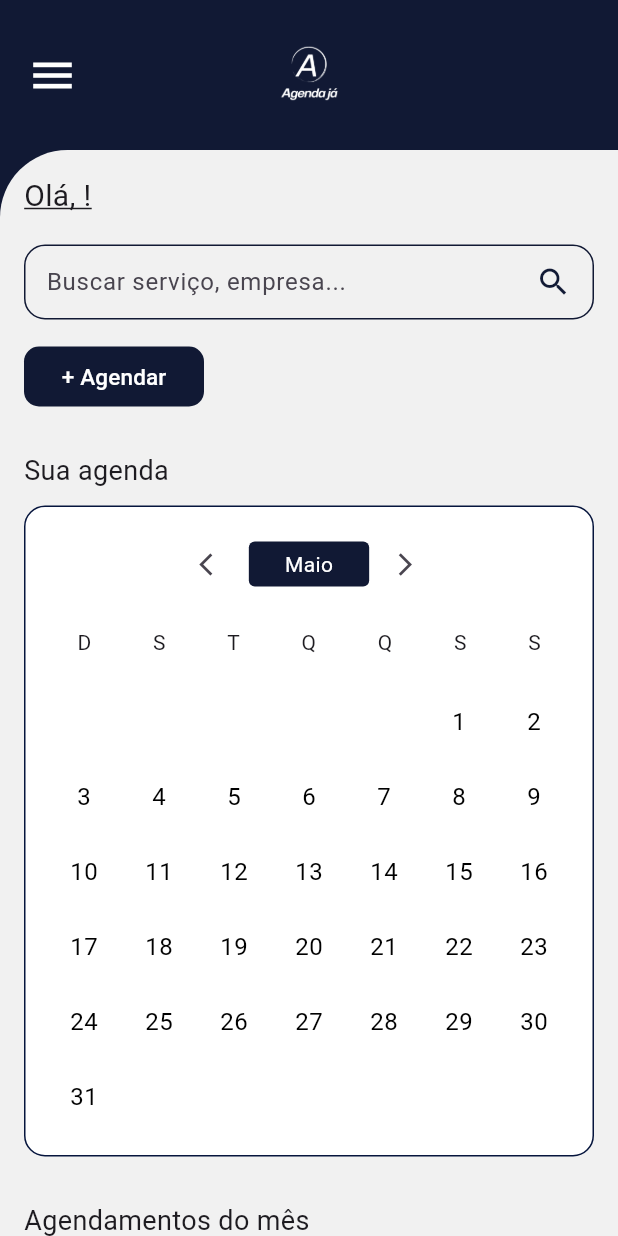
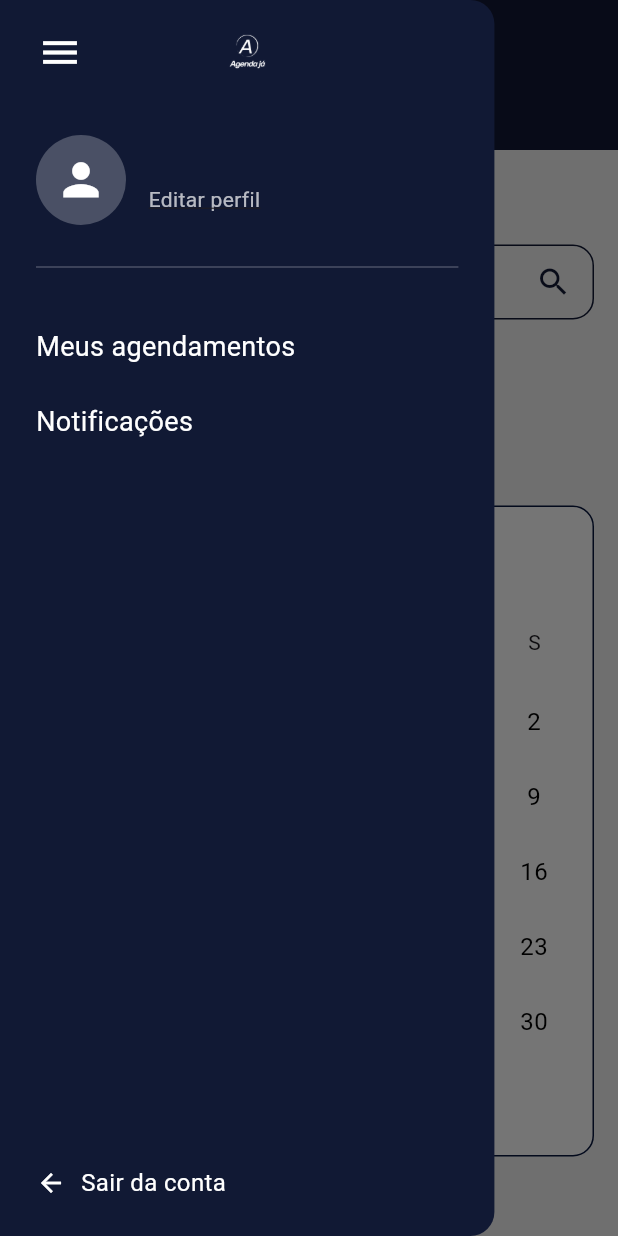
Before and after one commit to SamuVortmann/PI3-AgendaJa, a Flutter app: the HomeClientePage screen opened directly with empty values, with the side drawer open (before the commit the screen has no drawer), on a phone screen of 412 x 824 dp. Run offline on Flutter 3.47's test engine with Material 3 defaults, Android fonts, the phone set to English and light mode, and no system bars.

Commit message:
menu criado

```diff
--- a/agenda-ja/lib/pages/homecliente.dart
+++ b/agenda-ja/lib/pages/homecliente.dart
@@ -1,4 +1,5 @@
 import 'package:flutter/material.dart';
+import 'menu.dart'; // Importante importar o arquivo do menu
 
 class HomeClientePage extends StatefulWidget {
   final String nome;
@@ -13,6 +14,9 @@ class HomeClientePage extends StatefulWidget {
 }
 
 class _HomeClientePageState extends State<HomeClientePage> {
+  // GlobalKey para controlar o Scaffold e abrir o Drawer manualmente
+  final GlobalKey<ScaffoldState> _scaffoldKey = GlobalKey<ScaffoldState>();
+
   int mesAtual = DateTime.now().month - 1;
 
   final List<String> meses = [
@@ -55,7 +59,12 @@ class _HomeClientePageState extends State<HomeClientePage> {
   @override
   Widget build(BuildContext context) {
     return Scaffold(
-      backgroundColor: const Color(0xFF111934), // Fundo azul escuro
+      key: _scaffoldKey, // Atribui a chave ao Scaffold
+      backgroundColor: const Color(0xFF111934),
+
+      // ADICIONANDO O MENU LATERAL
+      drawer: MenuCliente(nome: widget.nome),
+
       body: SafeArea(
         child: LayoutBuilder(
           builder: (context, constraints) {
@@ -69,28 +78,35 @@ class _HomeClientePageState extends State<HomeClientePage> {
                     // NAVBAR (Fundo Azul)
                     Container(
                       width: double.infinity,
-                      height: 100, // Altura fixa para a navbar
+                      height: 100,
                       padding: const EdgeInsets.symmetric(horizontal: 18),
                       color: const Color(0xFF111934),
                       child: Row(
                         mainAxisAlignment: MainAxisAlignment.spaceBetween,
                         children: [
-                          const Icon(Icons.menu, color: Colors.white, size: 34),
-                          // Caso a imagem não carregue no seu ambiente de teste, use um Placeholder ou verifique o caminho
-                          Image.asset('assets/logo.png',
-                              width: 80,
-                              errorBuilder: (context, error, stackTrace) =>
-                                  const Icon(Icons.image, color: Colors.white)),
+                          // ÍCONE DE MENU QUE ABRE O DRAWER
+                          IconButton(
+                            onPressed: () {
+                              _scaffoldKey.currentState?.openDrawer();
+                            },
+                            icon: const Icon(Icons.menu,
+                                color: Colors.white, size: 34),
+                          ),
+
+                          Image.asset(
+                            'assets/logo.png',
+                            width: 80,
+                            errorBuilder: (context, error, stackTrace) =>
+                                const Icon(Icons.image, color: Colors.white),
+                          ),
                           const SizedBox(width: 34),
                         ],
                       ),
                     ),
 
                     // CONTEÚDO (Fundo Cinza)
-                    // Usamos um Container que se expande para ocupar no mínimo o resto da tela
                     Container(
                       width: double.infinity,
-                      // Aqui garantimos que ele tenha pelo menos a altura da tela menos a navbar
                       constraints: BoxConstraints(
                         minHeight: constraints.maxHeight - 100,
                       ),
@@ -299,7 +315,7 @@ class _HomeClientePageState extends State<HomeClientePage> {
                                 ),
                               ),
                             ),
-                            const SizedBox(height: 40), // Espaço extra no final
+                            const SizedBox(height: 40),
                           ],
                         ),
                       ),
--- /dev/null
+++ b/agenda-ja/lib/pages/menu.dart
@@ -0,0 +1,154 @@
+import 'package:flutter/material.dart';
+
+class MenuCliente extends StatelessWidget {
+  final String nome;
+
+  const MenuCliente({
+    super.key,
+    required this.nome,
+  });
+
+  @override
+  Widget build(BuildContext context) {
+    return Drawer(
+      // Remove a borda padrão do Drawer
+      width: MediaQuery.of(context).size.width * 0.8,
+      backgroundColor: const Color(0xFF111934),
+      child: SafeArea(
+        child: Column(
+          crossAxisAlignment: CrossAxisAlignment.start,
+          children: [
+            // Cabeçalho com Ícone de Menu e Logo (como na imagem)
+            Padding(
+              padding: const EdgeInsets.symmetric(horizontal: 16, vertical: 10),
+              child: Row(
+                mainAxisAlignment: MainAxisAlignment.spaceBetween,
+                children: [
+                  IconButton(
+                    onPressed: () => Navigator.pop(context),
+                    icon: const Icon(Icons.menu, color: Colors.white, size: 30),
+                  ),
+                  Image.asset(
+                    'assets/logo.png',
+                    width: 50,
+                    errorBuilder: (context, error, stackTrace) =>
+                        const Icon(Icons.circle, color: Colors.white, size: 30),
+                  ),
+                  const SizedBox(width: 48), // Espaçador para equilibrar o Row
+                ],
+              ),
+            ),
+
+            const SizedBox(height: 20),
+
+            // Perfil do Usuário
+            Padding(
+              padding: const EdgeInsets.symmetric(horizontal: 24),
+              child: Row(
+                children: [
+                  const CircleAvatar(
+                    radius: 30,
+                    backgroundColor: Colors.white24,
+                    child: Icon(Icons.person, color: Colors.white, size: 35),
+                  ),
+                  const SizedBox(width: 15),
+                  Column(
+                    crossAxisAlignment: CrossAxisAlignment.start,
+                    children: [
+                      Text(
+                        nome,
+                        style: const TextStyle(
+                          color: Colors.white,
+                          fontSize: 18,
+                          fontWeight: FontWeight.w500,
+                        ),
+                      ),
+                      const Text(
+                        'Editar perfil',
+                        style: TextStyle(
+                          color: Colors.white70,
+                          fontSize: 14,
+                          decoration: TextDecoration.underline,
+                        ),
+                      ),
+                    ],
+                  ),
+                ],
+              ),
+            ),
+
+            const SizedBox(height: 20),
+            const Divider(color: Colors.white24, indent: 24, endIndent: 24),
+            const SizedBox(height: 20),
+
+            // Itens do Menu
+            _buildMenuItem(
+              context: context,
+              titulo: 'Meus agendamentos',
+              onTap: () {
+                // Navegar para agendamentos
+              },
+            ),
+
+            _buildMenuItem(
+              context: context,
+              titulo: 'Notificações',
+              onTap: () {
+                // Navegar para notificações
+              },
+            ),
+
+            const Spacer(),
+
+            // Botão Sair da Conta no rodapé
+            Padding(
+              padding: const EdgeInsets.all(24),
+              child: InkWell(
+                onTap: () {
+                  // Lógica de logout
+                  Navigator.pushNamedAndRemoveUntil(
+                      context, '/', (route) => false);
+                },
+                child: const Row(
+                  children: [
+                    Icon(Icons.arrow_back, color: Colors.white, size: 20),
+                    SizedBox(width: 10),
+                    Text(
+                      'Sair da conta',
+                      style: TextStyle(
+                        color: Colors.white,
+                        fontSize: 16,
+                        fontWeight: FontWeight.w400,
+                      ),
+                    ),
+                  ],
+                ),
+              ),
+            ),
+          ],
+        ),
+      ),
+    );
+  }
+
+  Widget _buildMenuItem({
+    required BuildContext context,
+    required String titulo,
+    required VoidCallback onTap,
+  }) {
+    return Padding(
+      padding: const EdgeInsets.symmetric(horizontal: 24, vertical: 12),
+      child: InkWell(
+        onTap: onTap,
+        child: Text(
+          titulo,
+          style: const TextStyle(
+            color: Colors.white,
+            fontSize: 18,
+            fontWeight: FontWeight.w400,
+          ),
+        ),
+      ),
+    );
+  }
+}
```
